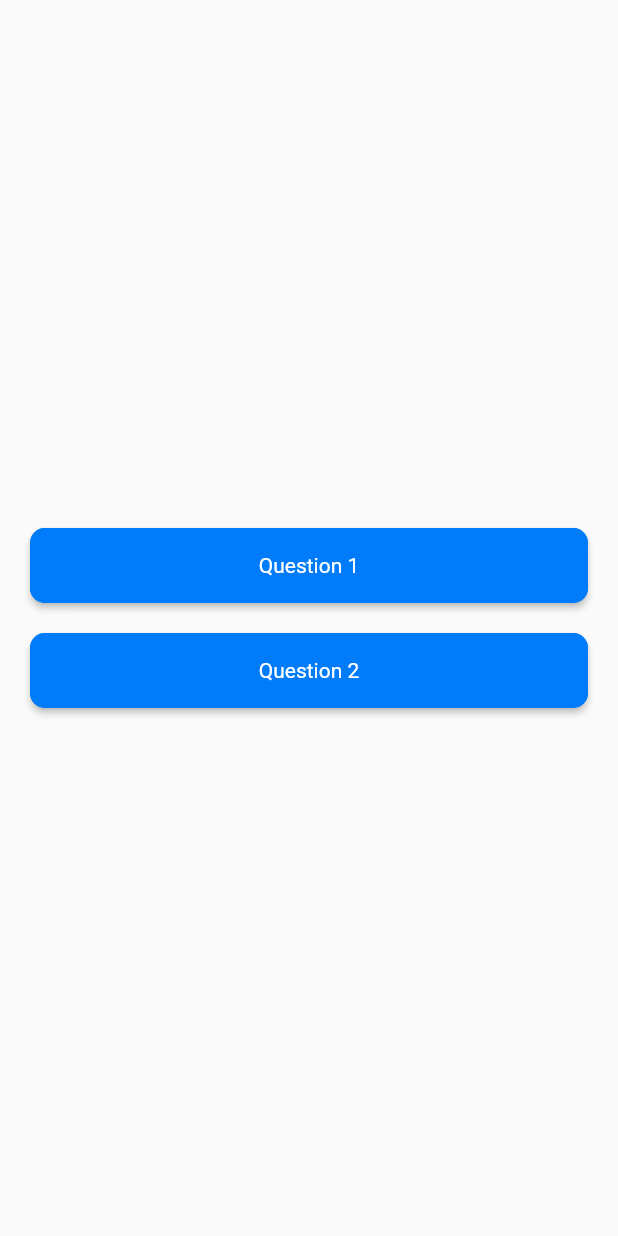
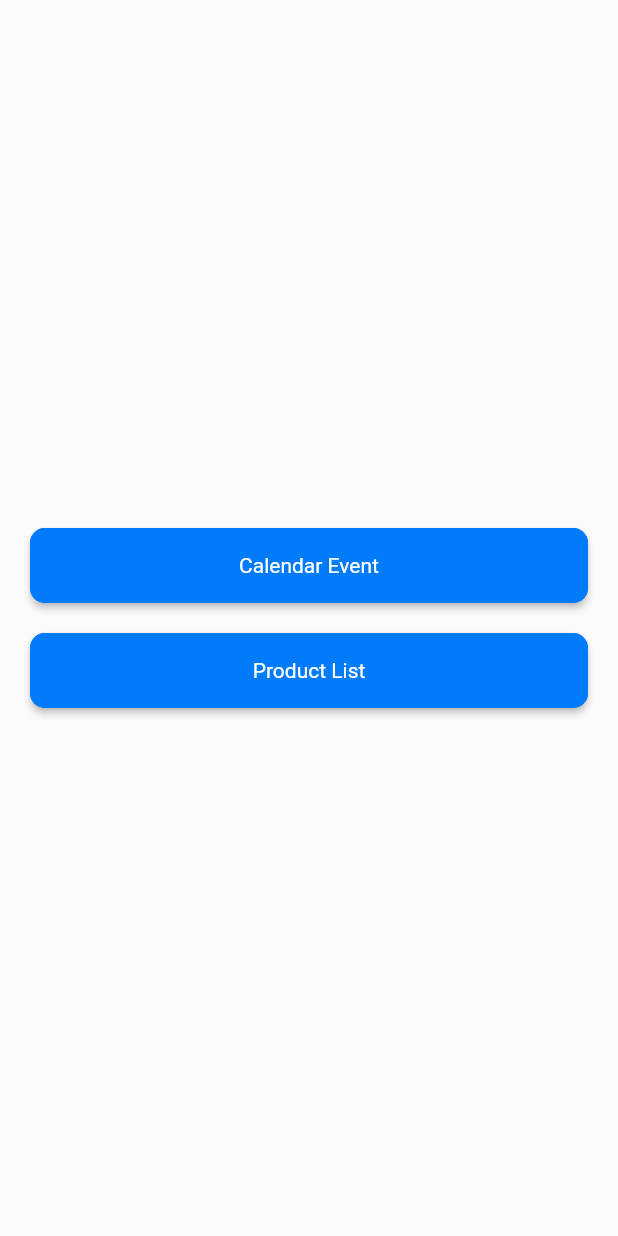
Before and after one commit to rashmisridar/calendar_event, a Flutter app: the screen it shows after launch, on a phone screen of 412 x 824 dp. Run offline on Flutter 3.47's test engine with Material 2 defaults, Android fonts, the phone set to English and light mode, and no system bars; our stand-ins replace extended_image, flutter_rating_bar, syncfusion_flutter_calendar, timezone; missing offline and left inert: device_calendar.

```diff
--- a/lib/home_screen/calendarevent/calendar_event_page.dart
+++ b/lib/home_screen/calendarevent/calendar_event_page.dart
@@ -7,7 +7,7 @@ import 'package:syncfusion_flutter_calendar/calendar.dart';
 
 import '../../utils/custom_style/progress_indicator.dart';
 import '../product/product_provider.dart';
-import 'calendar_event_provider.dart';
+import 'providers/calendar_event_provider.dart';
 import 'package:timezone/data/latest.dart' as tz;
 import 'package:timezone/timezone.dart' as tz;
 
@@ -21,7 +21,6 @@ class CalendarEventPage extends StatelessWidget {
   Widget build(BuildContext context) {
     final calendarEventList = Provider.of<CalendarEventProvider>(context);
 
-    print("calendar_event_page ${calendarPage!.id}");
     return Scaffold(
         appBar: AppBar(
           title: Text('${calendarPage!.name} events'),
--- a/lib/home_screen/calendarevent/calendar_names.dart
+++ b/lib/home_screen/calendarevent/calendar_names.dart
@@ -8,7 +8,7 @@ import '../../utils/coonst_string.dart';
 import '../../utils/custom_style/custom_text_style.dart';
 import '../../utils/custom_style/progress_indicator.dart';
 import 'calendar_event_page.dart';
-import 'event_provider.dart';
+import 'providers/event_provider.dart';
 
 /*late DeviceCalendarPlugin _deviceCalendarPlugin;
 List<Calendar> _calendars = [];
--- a/lib/home_screen/home_page.dart
+++ b/lib/home_screen/home_page.dart
@@ -1,7 +1,6 @@
 import 'package:atem_interview/utils/coonst_string.dart';
 import 'package:atem_interview/utils/custom_style/custom_text_style.dart';
 import 'package:flutter/material.dart';
-
 import '../utils/coonst_color.dart';
 
 class HomePage extends StatelessWidget {
--- a/lib/home_screen/product/product_list.dart
+++ b/lib/home_screen/product/product_list.dart
@@ -51,7 +51,7 @@ class ProductList extends StatelessWidget {
   Widget productBodyWidget(List<Product> productList) {
     return GridView.builder(
         shrinkWrap: true,
-        physics: const BouncingScrollPhysics(),
+        physics: BouncingScrollPhysics(),
         itemCount: productList.length,
         gridDelegate: const SliverGridDelegateWithFixedCrossAxisCount(
           crossAxisCount: 2,
--- a/lib/home_screen/product/product_provider.dart
+++ b/lib/home_screen/product/product_provider.dart
@@ -25,15 +25,11 @@ class ProductProvider with ChangeNotifier {
         await http.get(Uri.parse(CoonstUtils.PRODUCT_LIST_URL));
     if (response.statusCode == 200) {
       String responseData = "{\"data\":\"ok\",\"Product\":${response.body}}";
-      print("responseData $responseData");
       var jsonResponse =
           ProductModel.fromJson(json.decode(responseData)).product;
       setProdList(jsonResponse);
-      //print("fetchProductList ${getAllData()}");
       return jsonResponse;
     } else {
-      print("fetchProductList else ${getAllData()}");
-
       return List.empty(growable: false);
     }
   }
--- a/lib/utils/coonst_string.dart
+++ b/lib/utils/coonst_string.dart
@@ -2,9 +2,9 @@ import 'package:flutter/material.dart';
 
 class CoonstString {
   static String submit = 'Submit';
-  static String question1 = 'Question 1';
+  static String question1 = 'Calendar Event';
 
-  static String question2 = 'Question 2';
+  static String question2 = 'Product List';
 
   static var productList = "Product List";
 
@@ -13,5 +13,5 @@ class CoonstString {
 
   static String calendarEvents = "Calendar Events";
 
-  static var wentWrong = "Some thing went wrong";
+  static var wentWrong = "Some thing went wrong, please check your internet";
 }
```
Also changed, not shown: lib/main.dart (+5 -2 lines), pubspec.yaml (+7 -0 lines), lib/home_screen/calendarevent/providers/calendar_event_provider.dart (renamed from lib/home_screen/calendarevent/calendar_event_provider.dart), lib/home_screen/calendarevent/providers/event_provider.dart (renamed from lib/home_screen/calendarevent/event_provider.dart).
